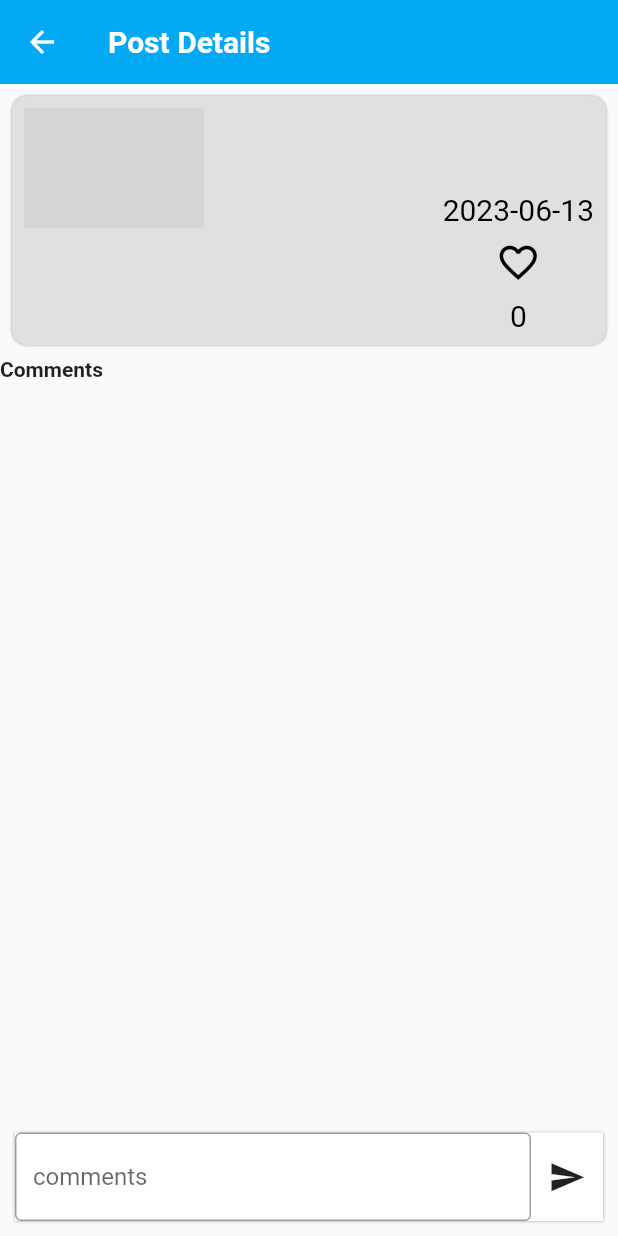
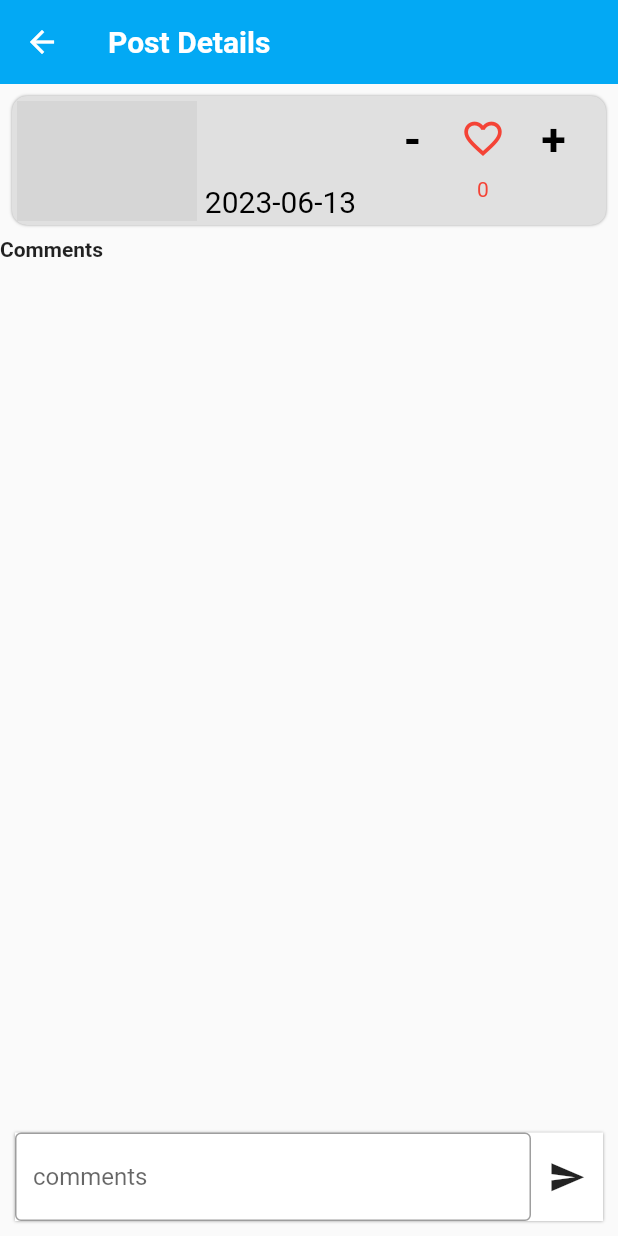
Before and after one commit to rekhabellway/trip, a Flutter app: the PostDetailsScreen screen opened directly with empty values, after a tap on the "send" icon, on a phone screen of 412 x 824 dp. Run offline on Flutter 3.47's test engine with Material 2 defaults, Android fonts, the phone set to English and light mode, and no system bars; our stand-ins replace get, image_picker, pinput; grey boxes are pictures that could not be loaded.

Commit message:
Initial commit

```diff
--- a/lib/controller/post_controller.dart
+++ b/lib/controller/post_controller.dart
@@ -1,14 +1,13 @@
 import 'package:get/get.dart';
 import 'package:image_picker/image_picker.dart';
-
 import '../data/model/post_model.dart';
 
 class PostController extends GetxController implements GetxService {
   List<PostModel> posts = [];
-  PostModel? postModel;
   List<CommentModel> comments = [];
   XFile? imageFile;
   CommentModel? commentModel;
+
 
   void updateEditingComment(CommentModel? val) {
     commentModel = val;
@@ -35,7 +34,7 @@ class PostController extends GetxController implements GetxService {
     update();
   }
 
-  void updateComment() {
+  void updateComment(PostModel model) {
     CommentModel old =
         comments.firstWhere((element) => element.id == commentModel!.id!);
     old = commentModel!;
--- a/lib/data/model/post_model.dart
+++ b/lib/data/model/post_model.dart
@@ -47,18 +47,21 @@ class PostModel {
 class CommentModel {
   int? id;
   int? postId;
+  int? likes;
   String? comment;
   DateTime? createdAt;
 
   CommentModel({
     this.id,
     this.postId,
+    this.likes,
     this.comment,
     this.createdAt,
   });
 
   factory CommentModel.fromJson(Map<String, dynamic> json) => CommentModel(
     id: json["id"],
+    likes: json["likes"],
     postId: json["post-id"],
     comment: json["comment"],
     createdAt: json["created_at"] == null ? null : DateTime.parse(json["created_at"]),
@@ -66,6 +69,7 @@ class CommentModel {
 
   Map<String, dynamic> toJson() => {
     "id": id,
+    "likes": likes,
     "post-id": postId,
     "comment": comment,
     "created_at": createdAt?.toIso8601String(),
--- a/lib/main.dart
+++ b/lib/main.dart
@@ -3,17 +3,17 @@ import 'package:get/get_navigation/src/root/get_material_app.dart';
 import 'package:trip/view/post_home_screen.dart';
 import 'helper/get_di.dart';
 
-  void main() {
+void main() {
   init();
   runApp(const MyApp());
-     }
+}
 
 class MyApp extends StatelessWidget {
   const MyApp({super.key});
 
   @override
   Widget build(BuildContext context) {
-    return  GetMaterialApp(
+    return GetMaterialApp(
       debugShowCheckedModeBanner: false,
       home: PostHomeScreen(),
     );
--- a/lib/view/post_details_screen.dart
+++ b/lib/view/post_details_screen.dart
@@ -6,7 +6,6 @@ import 'package:image_picker/image_picker.dart';
 import 'package:intl/intl.dart';
 import 'package:trip/controller/post_controller.dart';
 import '../data/model/post_model.dart';
-
 
 class PostDetailsScreen extends StatefulWidget {
   final PostModel model;
@@ -43,10 +42,12 @@ class _PostDetailsScreenState extends State<PostDetailsScreen> {
           style: TextStyle(fontWeight: FontWeight.bold),
         ),
       ),
-      bottomNavigationBar: GetBuilder<PostController>(builder: (postController) {
+      bottomNavigationBar:
+          GetBuilder<PostController>(builder: (postController) {
         return Container(
           margin: EdgeInsets.all(10),
-            padding: EdgeInsets.only(bottom: MediaQuery.of(context).viewInsets.bottom),
+          padding:
+              EdgeInsets.only(bottom: MediaQuery.of(context).viewInsets.bottom),
           decoration: BoxDecoration(
               color: Colors.white,
               boxShadow: [BoxShadow(blurRadius: 1, color: Colors.grey)]),
@@ -63,8 +64,12 @@ class _PostDetailsScreenState extends State<PostDetailsScreen> {
               IconButton(
                   onPressed: () {
                     if (commentController.text.isEmpty) {
-                      SnackBar(content: Text('Please enter comment',
-                        style: TextStyle(color: Colors.red, fontWeight: FontWeight.bold),));
+                      SnackBar(
+                          content: Text(
+                        'Please enter comment',
+                        style: TextStyle(
+                            color: Colors.red, fontWeight: FontWeight.bold),
+                      ));
                       return;
                     }
                     if (postController.commentModel == null) {
@@ -73,14 +78,16 @@ class _PostDetailsScreenState extends State<PostDetailsScreen> {
                         comment: commentController.text,
                         postId: widget.model.id,
                         createdAt: DateTime.now(),
-
+                        likes: 0,
                       );
                       Get.find<PostController>().addComments(newModel);
-                      }else{
-                      Get.find<PostController>().commentModel!.comment = commentController.text;
-                      Get.find<PostController>().updateComment();
+                    } else {
+                      Get.find<PostController>().commentModel!.comment =
+                          commentController.text;
+                      Get.find<PostController>().updateComment(PostModel());
                       Get.find<PostController>().updateEditingComment(null);
-                    }commentController.text = '';
+                    }
+                    commentController.text = '';
                   },
                   icon: Icon(
                     Icons.send,
@@ -89,13 +96,11 @@ class _PostDetailsScreenState extends State<PostDetailsScreen> {
             ],
           ),
         );
-      } ),
+      }),
       body: GetBuilder<PostController>(builder: (postController) {
-        return Column(
-            crossAxisAlignment: CrossAxisAlignment.start,
-            children: [
+        return Column(crossAxisAlignment: CrossAxisAlignment.start, children: [
           Container(
-            padding: EdgeInsets.all(8),
+            padding: EdgeInsets.all(3),
             margin: EdgeInsets.all(8),
             decoration: BoxDecoration(
               color: Colors.grey[300],
@@ -111,8 +116,7 @@ class _PostDetailsScreenState extends State<PostDetailsScreen> {
                   height: 80,
                   width: 120,
                 ),
-                Column(
-                  children: [
+                Column(children: [
                   Text(
                     widget.model.title.toString(),
                     style: TextStyle(color: Colors.black, fontSize: 20),
@@ -131,18 +135,48 @@ class _PostDetailsScreenState extends State<PostDetailsScreen> {
                     DateFormat('yyyy-MM-dd').format(widget.model.createdAt!),
                     style: TextStyle(color: Colors.black, fontSize: 20),
                   ),
-                    IconButton(
-                        icon:  Icon(
+                ]),
+                Column(
+                  children: [
+                    Row(
+                      mainAxisAlignment: MainAxisAlignment.spaceEvenly,
+                        children: [
+                      TextButton(
+                          onPressed: () {
+                            widget.model.likes = widget.model.likes! - 1;
+                            Get.find<PostController>().updatePost(widget.model);
+                          },
+                          child: Text(
+                            "-",
+                            style: TextStyle(
+                                color: Colors.black,
+                                fontWeight: FontWeight.bold,
+                                fontSize: 30),
+                          )),
+
+                       Icon(
                           Icons.favorite_border_outlined,
                           size: 30,
+                          color: Colors.red,
+                        ),
+
+                      TextButton(
+                          onPressed: () {
+                            widget.model.likes = widget.model.likes! + 1;
+                            Get.find<PostController>().updatePost(widget.model);
+                          },
+                          child: Text(
+                            "+",
+                            style: TextStyle(
                                 color: Colors.black,
-                        ),
-                        onPressed: () {
-                          widget.model.likes=widget.model.likes!+1;
-                           Get.find<PostController>().updatePost(widget.model);
-                        }),
-                    Text(  widget.model.likes.toString(),
-                      style: TextStyle(color: Colors.black, fontSize: 20),
+                                fontWeight: FontWeight.bold,
+                                fontSize: 30),
+                          )),
+
+                    ]),
+                    Text(
+                      widget.model.likes.toString(),
+                      style: TextStyle(color: Colors.red),
                     ),
                   ],
                 ),
@@ -155,9 +189,14 @@ class _PostDetailsScreenState extends State<PostDetailsScreen> {
           ),
           Expanded(
             child: ListView.builder(
-              itemCount: postController.comments.where((element) => element.postId==widget.model.id!).toList().length,
+              itemCount: postController.comments
+                  .where((element) => element.postId == widget.model.id!)
+                  .toList()
+                  .length,
               itemBuilder: (BuildContext context, int index) {
-                CommentModel model = postController.comments.where((element) => element.postId==widget.model.id!).toList()[index];
+                CommentModel model = postController.comments
+                    .where((element) => element.postId == widget.model.id!)
+                    .toList()[index];
                 return Container(
                   padding: EdgeInsets.all(8),
                   margin: EdgeInsets.all(8),
@@ -178,11 +217,14 @@ class _PostDetailsScreenState extends State<PostDetailsScreen> {
                           ),
                           IconButton(
                               onPressed: () {
-                                Get.find<PostController>().updateEditingComment(
-                                    model);
+                                Get.find<PostController>()
+                                    .updateEditingComment(model);
                                 commentController.text = model.comment!;
                                 focusComment.requestFocus();
+                                Get.find<PostController>().updateComment(model as PostModel);
+
                               },
+
                               icon: Icon(
                                 Icons.edit,
                                 color: Colors.black,
@@ -194,13 +236,13 @@ class _PostDetailsScreenState extends State<PostDetailsScreen> {
                         mainAxisAlignment: MainAxisAlignment.spaceBetween,
                         children: [
                           Text(
-                            DateFormat('yyyy-MM-dd').format(
-                                model.createdAt!),
+                            DateFormat('yyyy-MM-dd').format(model.createdAt!),
                             style: TextStyle(fontWeight: FontWeight.bold),
                           ),
                           IconButton(
                               onPressed: () {
-                                Get.find<PostController>().deleteComments(model);
+                                Get.find<PostController>()
+                                    .deleteComments(model);
                               },
                               icon: Icon(
                                 Icons.delete,
--- a/pubspec.yaml
+++ b/pubspec.yaml
@@ -45,6 +45,7 @@ dependencies:
   intl: ^0.18.1
   image_picker: ^0.8.7+5
   like_button: ^2.0.5
+  provider: ^6.0.5
 
 dev_dependencies:
   flutter_test:
```
Also changed, not shown: lib/view/created_post_screen.dart (+7 -7 lines), lib/view/post_home_screen.dart (+68 -11 lines), pubspec.lock. Lines whose indentation alone changed are shown as unchanged.
